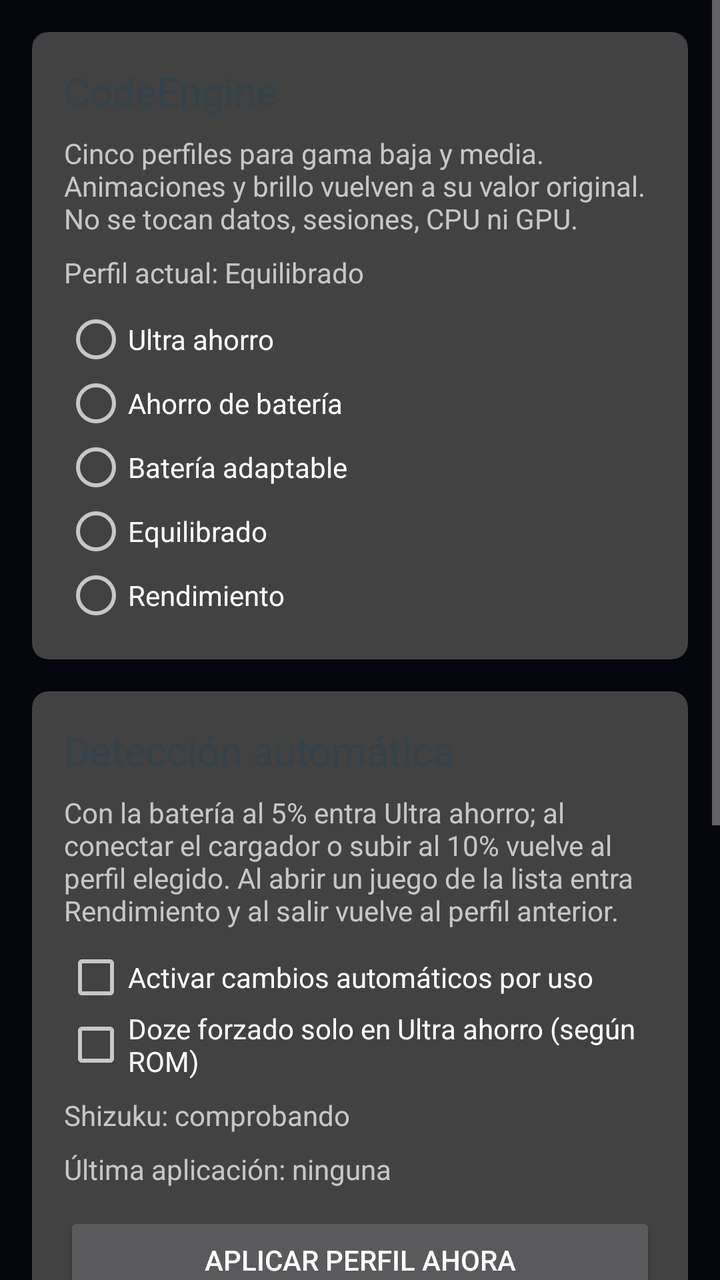
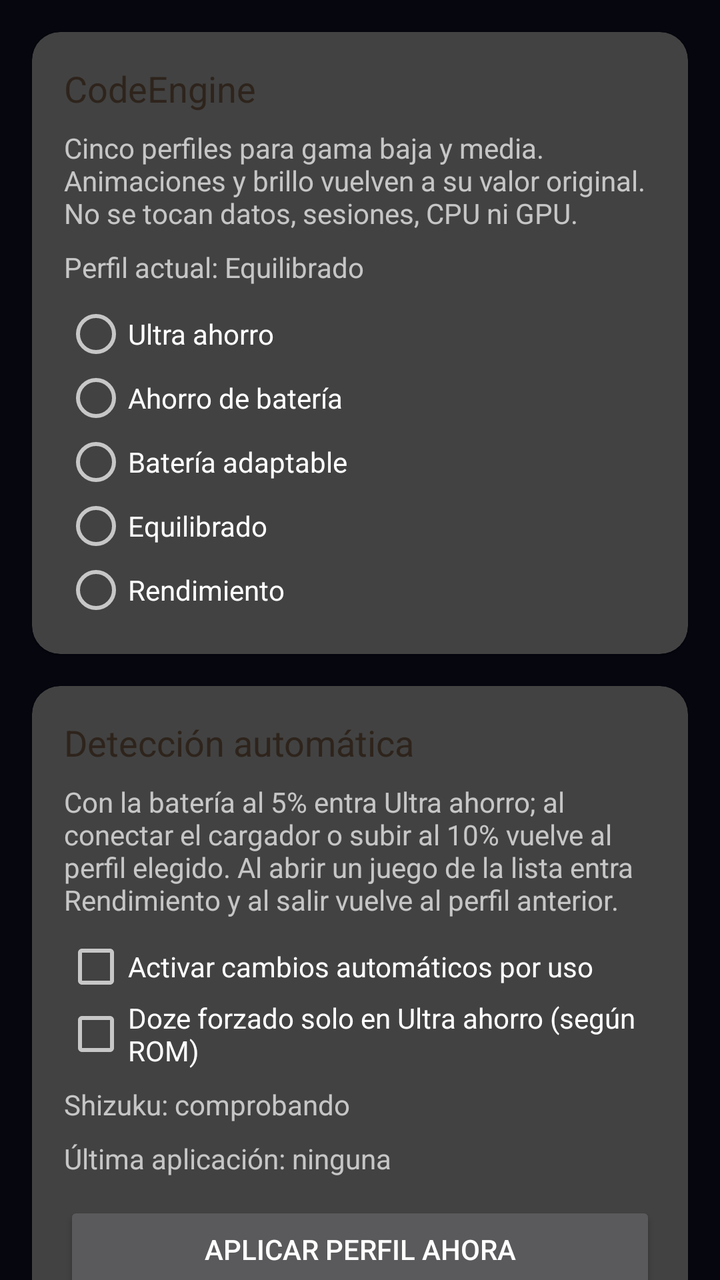

The first picture is an Android layout as it rendered before a commit; the second is the same layout after the commit. The layout source and the unified diff follow.
<!-- AndroidManifest.xml: another module's application theme Theme.CodeHub -->
<!-- res/layout/fragment_code_engine.xml -->
<?xml version="1.0" encoding="utf-8"?>
<ScrollView xmlns:android="http://schemas.android.com/apk/res/android"
    xmlns:app="http://schemas.android.com/apk/res-auto"
    xmlns:tools="http://schemas.android.com/tools"
    android:layout_width="match_parent"
    android:layout_height="match_parent"
    tools:context=".ui.engine.CodeEngineFragment">

    <LinearLayout
        android:layout_width="match_parent"
        android:layout_height="wrap_content"
        android:orientation="vertical"
        android:paddingBottom="16dp">

        <androidx.cardview.widget.CardView
            android:layout_width="match_parent"
            android:layout_height="wrap_content"
            android:layout_marginHorizontal="16dp"
            android:layout_marginTop="16dp"
            android:layout_marginBottom="8dp"
            app:cardCornerRadius="8dp"
            app:cardElevation="2dp">

            <LinearLayout
                android:layout_width="match_parent"
                android:layout_height="wrap_content"
                android:orientation="vertical"
                android:padding="16dp">

                <TextView
                    android:layout_width="match_parent"
                    android:layout_height="wrap_content"
                    android:text="CodeEngine"
                    android:textColor="@color/codesu_accent_text"
                    android:textSize="20sp" />

                <TextView
                    android:layout_width="match_parent"
                    android:layout_height="wrap_content"
                    android:layout_marginTop="8dp"
                    android:text="Cinco perfiles para gama baja y media. Animaciones y brillo vuelven a su valor original. No se tocan datos, sesiones, CPU ni GPU."
                    android:textSize="14sp" />

                <TextView
                    android:id="@+id/engine_status"
                    android:layout_width="match_parent"
                    android:layout_height="wrap_content"
                    android:layout_marginTop="8dp"
                    android:text="Perfil actual: Equilibrado"
                    android:textSize="14sp" />

                <RadioGroup
                    android:id="@+id/engine_profiles"
                    android:layout_width="match_parent"
                    android:layout_height="wrap_content"
                    android:layout_marginTop="8dp">

                    <RadioButton
                        android:id="@+id/engine_profile_ultra"
                        android:layout_width="match_parent"
                        android:layout_height="wrap_content"
                        android:text="Ultra ahorro"
                        android:textSize="14sp" />

                    <RadioButton
                        android:id="@+id/engine_profile_saver"
                        android:layout_width="match_parent"
                        android:layout_height="wrap_content"
                        android:text="Ahorro de batería"
                        android:textSize="14sp" />

                    <RadioButton
                        android:id="@+id/engine_profile_adaptive"
                        android:layout_width="match_parent"
                        android:layout_height="wrap_content"
                        android:text="Batería adaptable"
                        android:textSize="14sp" />

                    <RadioButton
                        android:id="@+id/engine_profile_balanced"
                        android:layout_width="match_parent"
                        android:layout_height="wrap_content"
                        android:text="Equilibrado"
                        android:textSize="14sp" />

                    <RadioButton
                        android:id="@+id/engine_profile_performance"
                        android:layout_width="match_parent"
                        android:layout_height="wrap_content"
                        android:text="Rendimiento"
                        android:textSize="14sp" />
                </RadioGroup>
            </LinearLayout>
        </androidx.cardview.widget.CardView>

        <androidx.cardview.widget.CardView
            android:layout_width="match_parent"
            android:layout_height="wrap_content"
            android:layout_marginHorizontal="16dp"
            android:layout_marginVertical="8dp"
            app:cardCornerRadius="8dp"
            app:cardElevation="2dp">

            <LinearLayout
                android:layout_width="match_parent"
                android:layout_height="wrap_content"
                android:orientation="vertical"
                android:padding="16dp">

                <TextView
                    android:layout_width="match_parent"
                    android:layout_height="wrap_content"
                    android:text="Detección automática"
                    android:textColor="@color/codesu_accent_text"
                    android:textSize="20sp"
                    android:drawablePadding="8dp"
                    app:drawableStartCompat="@drawable/codesu_status_dot" />

                <TextView
                    android:layout_width="match_parent"
                    android:layout_height="wrap_content"
                    android:layout_marginTop="8dp"
                    android:text="Con la batería al 5% entra Ultra ahorro; al conectar el cargador o subir al 10% vuelve al perfil elegido. Al abrir un juego de la lista entra Rendimiento y al salir vuelve al perfil anterior."
                    android:textSize="14sp" />

                <CheckBox
                    android:id="@+id/engine_auto"
                    android:layout_width="match_parent"
                    android:layout_height="wrap_content"
                    android:layout_marginTop="8dp"
                    android:text="Activar cambios automáticos por uso"
                    android:textSize="14sp" />

                <CheckBox
                    android:id="@+id/engine_doze"
                    android:layout_width="match_parent"
                    android:layout_height="wrap_content"
                    android:text="Doze forzado solo en Ultra ahorro (según ROM)"
                    android:textSize="14sp" />

                <TextView
                    android:id="@+id/engine_shizuku_status"
                    android:layout_width="match_parent"
                    android:layout_height="wrap_content"
                    android:layout_marginTop="8dp"
                    android:text="Shizuku: comprobando"
                    android:textSize="14sp" />

                <TextView
                    android:id="@+id/engine_result"
                    android:layout_width="match_parent"
                    android:layout_height="wrap_content"
                    android:layout_marginTop="8dp"
                    android:text="Última aplicación: ninguna"
                    android:textSize="14sp" />

                <Button
                    android:id="@+id/engine_apply_button"
                    android:layout_width="match_parent"
                    android:layout_height="wrap_content"
                    android:layout_marginTop="12dp"
                    android:text="Aplicar perfil ahora" />
            </LinearLayout>
        </androidx.cardview.widget.CardView>

        <androidx.cardview.widget.CardView
            android:layout_width="match_parent"
            android:layout_height="wrap_content"
            android:layout_marginHorizontal="16dp"
            android:layout_marginVertical="8dp"
            app:cardCornerRadius="8dp"
            app:cardElevation="2dp">

            <LinearLayout
                android:layout_width="match_parent"
                android:layout_height="wrap_content"
                android:orientation="vertical"
                android:padding="16dp">

                <TextView
                    android:layout_width="match_parent"
                    android:layout_height="wrap_content"
                    android:text="Lista de juegos · perfiles por app"
                    android:textColor="@color/codesu_badge_advanced"
                    android:textSize="20sp" />

                <TextView
                    android:layout_width="match_parent"
                    android:layout_height="wrap_content"
                    android:layout_marginTop="8dp"
                    android:text="Solo estos paquetes activan Rendimiento y se excluyen del cierre. Free Fire ya está incluido."
                    android:textSize="14sp" />

                <TextView
                    android:id="@+id/engine_games_list"
                    android:layout_width="match_parent"
                    android:layout_height="wrap_content"
                    android:layout_marginTop="8dp"
                    android:textSize="12sp"
                    android:textIsSelectable="true" />

                <EditText
                    android:id="@+id/engine_game_input"
                    android:layout_width="match_parent"
                    android:layout_height="wrap_content"
                    android:layout_marginTop="8dp"
                    android:hint="com.dts.freefiremax"
                    android:importantForAutofill="no"
                    android:inputType="text"
                    android:singleLine="true"
                    android:textSize="14sp" />

                <LinearLayout
                    android:layout_width="match_parent"
                    android:layout_height="wrap_content"
                    android:layout_marginTop="8dp"
                    android:orientation="horizontal">

                    <Button
                        android:id="@+id/engine_game_add"
                        android:layout_width="0dp"
                        android:layout_height="wrap_content"
                        android:layout_weight="1"
                        android:text="Agregar" />

                    <Button
                        android:id="@+id/engine_game_remove"
                        android:layout_width="0dp"
                        android:layout_height="wrap_content"
                        android:layout_marginStart="8dp"
                        android:layout_weight="1"
                        android:text="Quitar" />
                </LinearLayout>

                <Button
                    android:id="@+id/engine_game_reset"
                    android:layout_width="match_parent"
                    android:layout_height="wrap_content"
                    android:layout_marginTop="8dp"
                    android:text="Restablecer lista" />
            </LinearLayout>
        </androidx.cardview.widget.CardView>
    </LinearLayout>
</ScrollView>
<!-- resources referenced by this layout -->
<resources>
  <color name="codesu_accent_text">#FF33424B</color>
  <color name="codesu_badge_advanced">#FF8A5A00</color>
  <!-- drawable codesu_status_dot (drawable) -->
  <?xml version="1.0" encoding="utf-8"?>
  <shape xmlns:android="http://schemas.android.com/apk/res/android"
      android:shape="oval">
      <size
          android:width="6dp"
          android:height="6dp" />
      <solid android:color="@color/codesu_accent_text" />
  </shape>
  <style name="Theme.CodeHub" parent="android:Theme.Material.NoActionBar">
          <item name="android:colorPrimary">#2f80ed</item>
          <item name="android:colorPrimaryDark">#080810</item>
          <item name="android:colorAccent">#2f80ed</item>
          <item name="android:windowBackground">#080810</item>
          <item name="android:statusBarColor">#080810</item>
          <item name="android:navigationBarColor">#080810</item>
          <item name="android:windowFullscreen">false</item>
          <item name="android:windowTranslucentStatus">false</item>
          <item name="android:windowTranslucentNavigation">false</item>
      </style>
</resources>

<!-- the commit's change to res/layout/fragment_code_engine.xml (unified diff, before → after) -->
@@ -4,6 +4,8 @@
     xmlns:tools="http://schemas.android.com/tools"
     android:layout_width="match_parent"
     android:layout_height="match_parent"
+    android:overScrollMode="never"
+    android:scrollbars="none"
     tools:context=".ui.engine.CodeEngineFragment">
 
     <LinearLayout
@@ -18,7 +20,7 @@
             android:layout_marginHorizontal="16dp"
             android:layout_marginTop="16dp"
             android:layout_marginBottom="8dp"
-            app:cardCornerRadius="8dp"
+            app:cardCornerRadius="14dp"
             app:cardElevation="2dp">
 
             <LinearLayout
@@ -31,8 +33,8 @@
                     android:layout_width="match_parent"
                     android:layout_height="wrap_content"
                     android:text="CodeEngine"
-                    android:textColor="@color/codesu_accent_text"
-                    android:textSize="20sp" />
+                    android:textColor="@color/codesu_text_primary"
+                    android:textSize="18sp" />
 
                 <TextView
                     android:layout_width="match_parent"
@@ -98,7 +100,7 @@
             android:layout_height="wrap_content"
             android:layout_marginHorizontal="16dp"
             android:layout_marginVertical="8dp"
-            app:cardCornerRadius="8dp"
+            app:cardCornerRadius="14dp"
             app:cardElevation="2dp">
 
             <LinearLayout
@@ -111,8 +113,8 @@
                     android:layout_width="match_parent"
                     android:layout_height="wrap_content"
                     android:text="Detección automática"
-                    android:textColor="@color/codesu_accent_text"
-                    android:textSize="20sp"
+                    android:textColor="@color/codesu_text_primary"
+                    android:textSize="18sp"
                     android:drawablePadding="8dp"
                     app:drawableStartCompat="@drawable/codesu_status_dot" />
 
@@ -168,7 +170,7 @@
             android:layout_height="wrap_content"
             android:layout_marginHorizontal="16dp"
             android:layout_marginVertical="8dp"
-            app:cardCornerRadius="8dp"
+            app:cardCornerRadius="14dp"
             app:cardElevation="2dp">
 
             <LinearLayout
@@ -181,8 +183,8 @@
                     android:layout_width="match_parent"
                     android:layout_height="wrap_content"
                     android:text="Lista de juegos · perfiles por app"
-                    android:textColor="@color/codesu_badge_advanced"
-                    android:textSize="20sp" />
+                    android:textColor="@color/codesu_text_primary"
+                    android:textSize="18sp" />
 
                 <TextView
                     android:layout_width="match_parent"
<!-- resource entries referenced after the edit -->
@@ -1,7 +1,7 @@
 <!-- resources referenced by this layout -->
 <resources>
-  <color name="codesu_accent_text">#FF33424B</color>
-  <color name="codesu_badge_advanced">#FF8A5A00</color>
+  <color name="codesu_text_primary">#FF2E241C</color>
+  <color name="codesu_accent_text">#FF8F452B</color>
   <!-- drawable codesu_status_dot (drawable) -->
   <?xml version="1.0" encoding="utf-8"?>
   <shape xmlns:android="http://schemas.android.com/apk/res/android"
